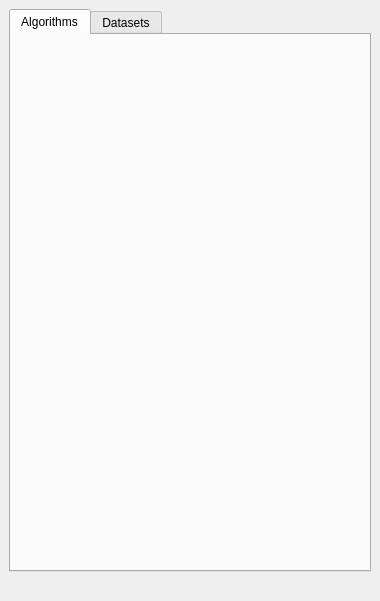
Above: LDMP/gui/WidgetMain.ui from ConservationInternational/trends.earth before the change. Below: the same form after it.
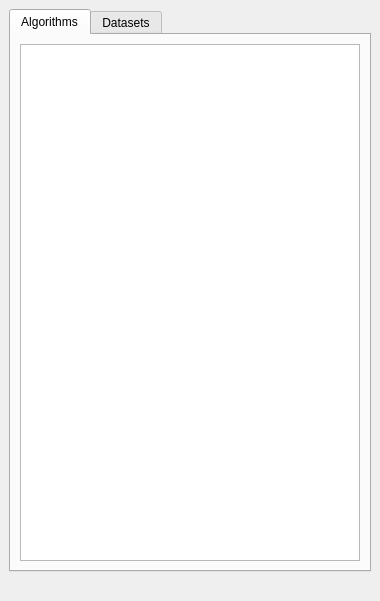
That is the form after the change.

```diff
--- a/LDMP/gui/WidgetMain.ui
+++ b/LDMP/gui/WidgetMain.ui
@@ -24,6 +24,11 @@
        <attribute name="title">
         <string>Algorithms</string>
        </attribute>
+       <layout class="QVBoxLayout" name="verticalLayout_2">
+        <item>
+         <widget class="QTreeView" name="treeView_algorithms"/>
+        </item>
+       </layout>
       </widget>
       <widget class="QWidget" name="tab_datasets">
        <attribute name="title">
```
